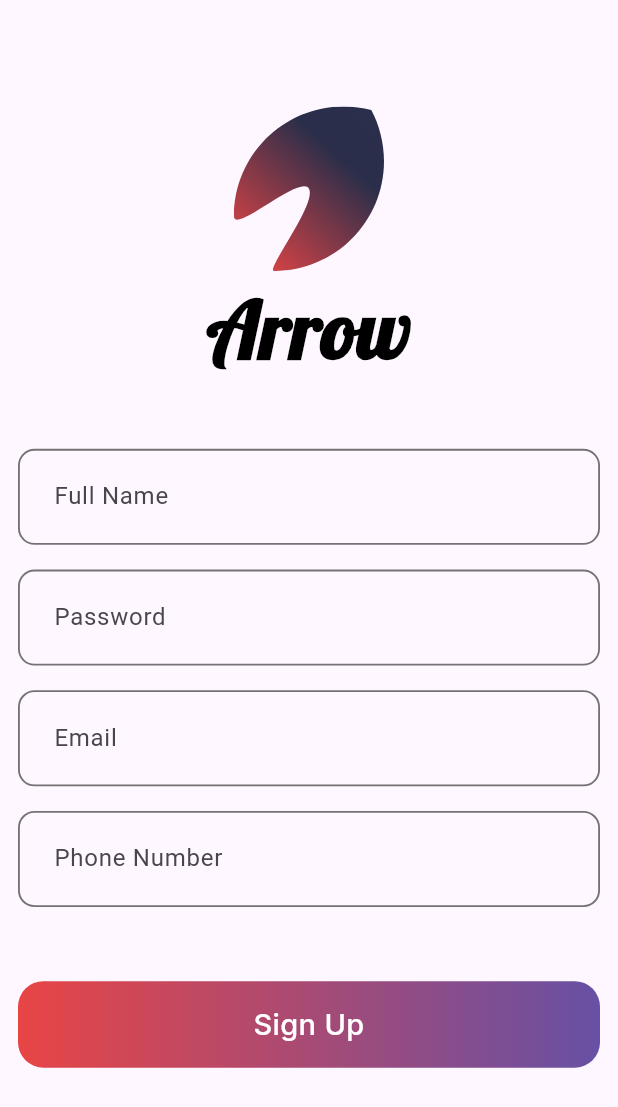
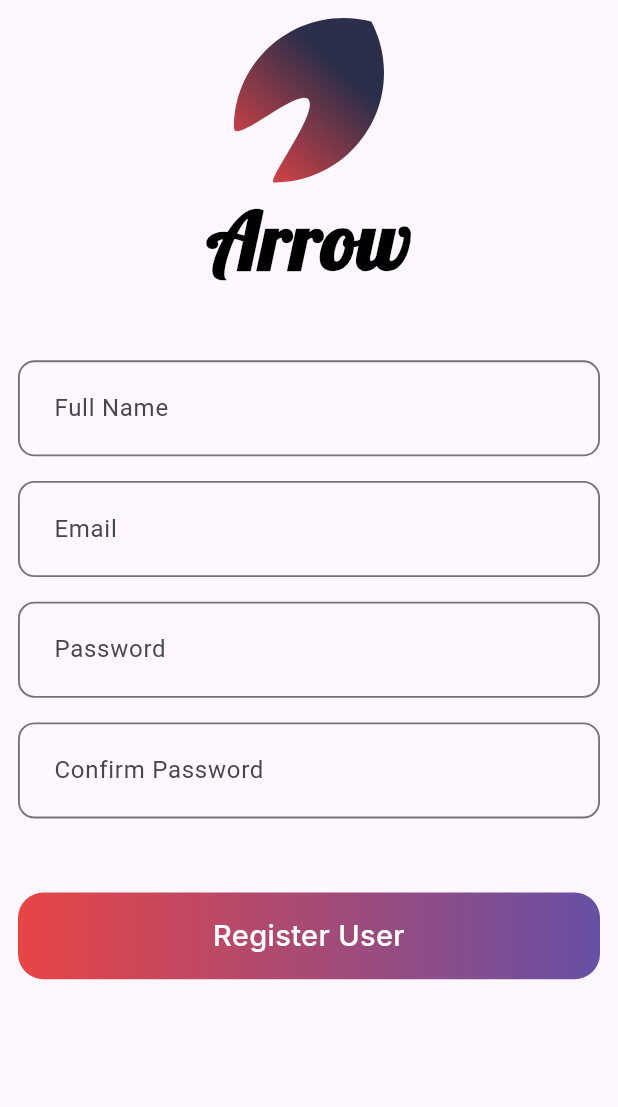
Before and after one commit to UmaraRana1122/DatingApp, a Flutter app: the SignUpScreen screen opened directly, on a phone screen of 412 x 824 dp. Shown: the top 1107 px of the screen. Run offline on Flutter 3.47's test engine with Material 3 defaults, Android fonts, the phone set to English and light mode, and no system bars; our stand-ins replace cloud_firestore, firebase_auth, firebase_core, firebase_storage, flutter_easyloading, flutter_image_compress and 10 more; accounts and stored records are empty.

Commit message:
new code

```diff
--- a/lib/controller/auth_controller.dart
+++ b/lib/controller/auth_controller.dart
@@ -13,6 +13,8 @@ class AuthController extends GetxController {
 
   TextEditingController email = TextEditingController();
   TextEditingController name = TextEditingController();
+  TextEditingController phone = TextEditingController();
+
   TextEditingController password = TextEditingController();
   TextEditingController cPassword = TextEditingController();
 
@@ -25,6 +27,11 @@ class AuthController extends GetxController {
   ];
   bool isUserAuthorized = false;
 
+  final RxBool isLoading = false.obs;
+
+  void setLoading(bool value) {
+    isLoading.value = value;
+  }
 
   suggestName() async {
     if (currentUser.userName == "") {
--- a/lib/screens/auth/forgot_password.dart
+++ b/lib/screens/auth/forgot_password.dart
@@ -32,7 +32,6 @@ class ForgotPassword extends StatelessWidget {
               height: 2.h,
             ),
             TextField(
-              // controller: _.email,
               enabled: true,
               decoration: InputDecoration(
                   contentPadding: EdgeInsets.all(20),
--- a/lib/screens/auth/signup.dart
+++ b/lib/screens/auth/signup.dart
@@ -1,7 +1,9 @@
+import 'package:datingapp/controller/auth_controller.dart';
 import 'package:datingapp/widget/button.dart';
 import 'package:datingapp/widget/genericTextWidget.dart';
 import 'package:flutter/material.dart';
 import 'package:flutter_svg/svg.dart';
+import 'package:get/get.dart';
 import 'package:responsive_sizer/responsive_sizer.dart';
 
 class SignUpScreen extends StatelessWidget {
@@ -9,12 +11,14 @@ class SignUpScreen extends StatelessWidget {
 
   @override
   Widget build(BuildContext context) {
-    return Scaffold(
+    return GetBuilder<AuthController>(
+        init: AuthController(),
+        builder: (AuthController _) => Scaffold(
               body: Padding(
                 padding: const EdgeInsets.all(12.0),
+                child: SafeArea(
                   child: Column(
                     children: [
-            Spacer(),
                       Center(
                         child: SvgPicture.asset(
                           'assets/logo/log.svg',
@@ -25,91 +29,98 @@ class SignUpScreen extends StatelessWidget {
                         height: 5.h,
                       ),
                       TextField(
-              // controller: _.email,
+                        controller: _.name,
                         enabled: true,
                         decoration: InputDecoration(
                             contentPadding: EdgeInsets.all(20),
                             enabledBorder: OutlineInputBorder(
-                    borderSide: BorderSide(width: .3.w, color: Colors.black54),
+                              borderSide: BorderSide(
+                                  width: .3.w, color: Colors.black54),
                               borderRadius: BorderRadius.circular(11.0),
                             ),
                             focusedBorder: OutlineInputBorder(
                                 borderSide: BorderSide(
                                   color: Colors.black54,
                                 ),
-                      borderRadius: BorderRadius.all(Radius.circular(50))),
+                                borderRadius:
+                                    BorderRadius.all(Radius.circular(11))),
                             hintText: "Full Name"),
                       ),
                       SizedBox(
                         height: 2.h,
                       ),
                       TextField(
-              // controller: _.email,
+                        controller: _.email,
                         enabled: true,
                         decoration: InputDecoration(
                             contentPadding: EdgeInsets.all(20),
                             enabledBorder: OutlineInputBorder(
-                    borderSide: BorderSide(width: .3.w, color: Colors.black54),
+                              borderSide: BorderSide(
+                                  width: .3.w, color: Colors.black54),
                               borderRadius: BorderRadius.circular(11.0),
                             ),
                             focusedBorder: OutlineInputBorder(
                                 borderSide: BorderSide(
                                   color: Colors.black54,
                                 ),
-                      borderRadius: BorderRadius.all(Radius.circular(50))),
+                                borderRadius:
+                                    BorderRadius.all(Radius.circular(11))),
+                            hintText: "Email"),
+                      ),
+                      SizedBox(
+                        height: 2.h,
+                      ),
+                      TextField(
+                        controller: _.password,
+                        enabled: true,
+                        decoration: InputDecoration(
+                            contentPadding: EdgeInsets.all(20),
+                            enabledBorder: OutlineInputBorder(
+                              borderSide: BorderSide(
+                                  width: .3.w, color: Colors.black54),
+                              borderRadius: BorderRadius.circular(11.0),
+                            ),
+                            focusedBorder: OutlineInputBorder(
+                                borderSide: BorderSide(
+                                  color: Colors.black54,
+                                ),
+                                borderRadius:
+                                    BorderRadius.all(Radius.circular(11))),
                             hintText: "Password"),
                       ),
                       SizedBox(
                         height: 2.h,
                       ),
                       TextField(
-              // controller: _.email,
+                        controller: _.cPassword,
                         enabled: true,
                         decoration: InputDecoration(
                             contentPadding: EdgeInsets.all(20),
                             enabledBorder: OutlineInputBorder(
-                    borderSide: BorderSide(width: .3.w, color: Colors.black54),
+                              borderSide: BorderSide(
+                                  width: .3.w, color: Colors.black54),
                               borderRadius: BorderRadius.circular(11.0),
                             ),
                             focusedBorder: OutlineInputBorder(
                                 borderSide: BorderSide(
                                   color: Colors.black54,
                                 ),
-                      borderRadius: BorderRadius.all(Radius.circular(50))),
-                  hintText: "Email"),
-            ),
-            SizedBox(
-              height: 2.h,
-            ),
-            TextField(
-              // controller: _.email,
-              enabled: true,
-              decoration: InputDecoration(
-                  contentPadding: EdgeInsets.all(20),
-                  enabledBorder: OutlineInputBorder(
-                    borderSide: BorderSide(width: .3.w, color: Colors.black54),
-                    borderRadius: BorderRadius.circular(11.0),
-                  ),
-                  focusedBorder: OutlineInputBorder(
-                      borderSide: BorderSide(
-                        color: Colors.black54,
-                      ),
-                      borderRadius: BorderRadius.all(Radius.circular(50))),
-                  hintText: "Phone Number"),
+                                borderRadius:
+                                    BorderRadius.all(Radius.circular(11))),
+                            hintText: "Confirm Password"),
                       ),
                       SizedBox(
                         height: 6.h,
                       ),
-            button(context, "Sign Up"),
-            SizedBox(
-              height: 5.h,
-            ),
-            Spacer(
-              flex: 1,
-            )
+                      InkWell(
+                          onTap: () {
+                            _.registerUser();
+                          },
+                          child: button(context, "Register User")),
                     ],
                   ),
                 ),
-    );
+              ),
+            ));
   }
 }
```
Also changed, not shown: lib/main.dart (+34 -25 lines), 4 other files. Lines whose indentation alone changed are shown as unchanged.
